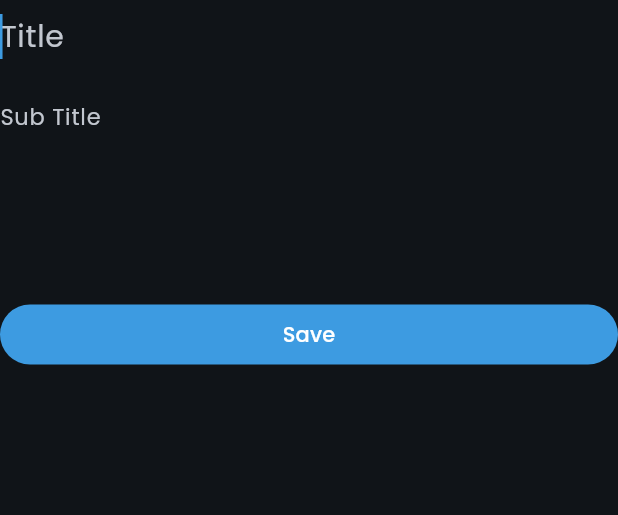
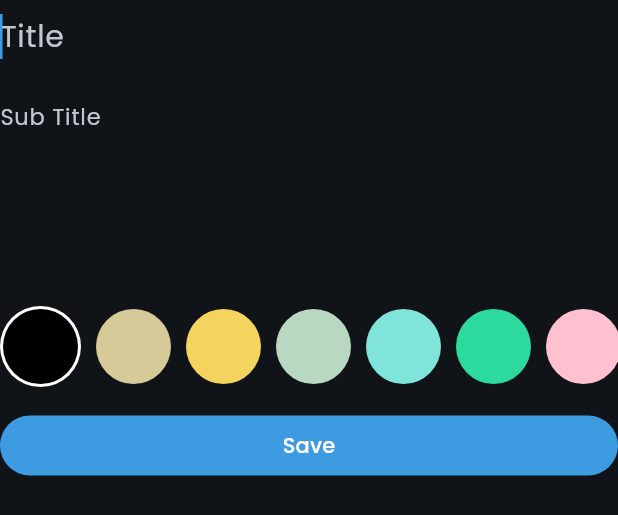
Before and after one commit to paula-a-pham/nota-app, a Flutter app: the AddNoteForm widget shown alone on an empty page, opened directly, on a phone screen of 412 x 824 dp. Shown: the top 515 px of the screen. Run offline on Flutter 3.47's test engine with Material 3 defaults, Android fonts, the phone set to English and light mode, and no system bars; our stand-ins replace bloc, flutter_bloc, flutter_slidable, hive, hive_flutter; accounts and stored records are empty.

Commit message:
add note color list to add note form

```diff
--- a/lib/widgets/add_note_form.dart
+++ b/lib/widgets/add_note_form.dart
@@ -1,5 +1,6 @@
 import 'package:flutter/material.dart';
 import 'package:nota/models/note_model.dart';
+import 'package:nota/widgets/add_note_color_list_view.dart';
 import 'package:nota/widgets/custom_filled_button.dart';
 import 'package:nota/widgets/custom_text_form_field.dart';
 
@@ -48,7 +49,14 @@ class _AddNoteFormState extends State<AddNoteForm> {
             hintText: 'Sub Title',
           ),
           const SizedBox(
-            height: 10.0,
+            height: 15.0,
+          ),
+          const SizedBox(
+            height: 27 * 2,
+            child: AddNoteColorListView(),
+          ),
+          const SizedBox(
+            height: 15.0,
           ),
           Row(
             children: <Widget>[
```
